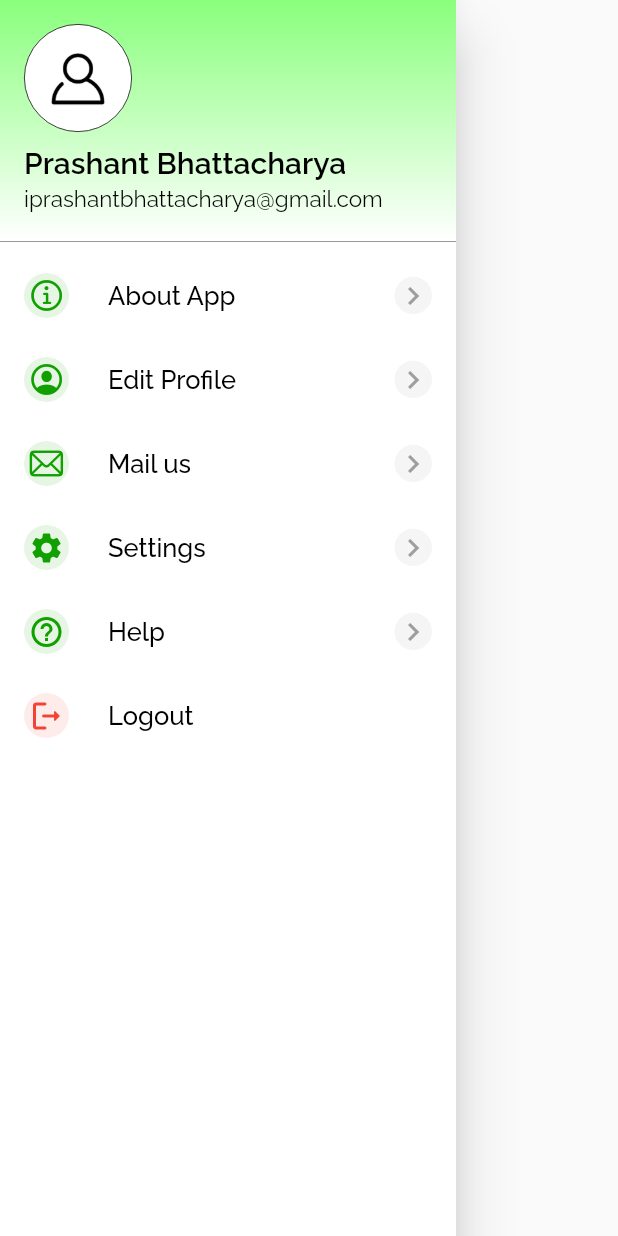
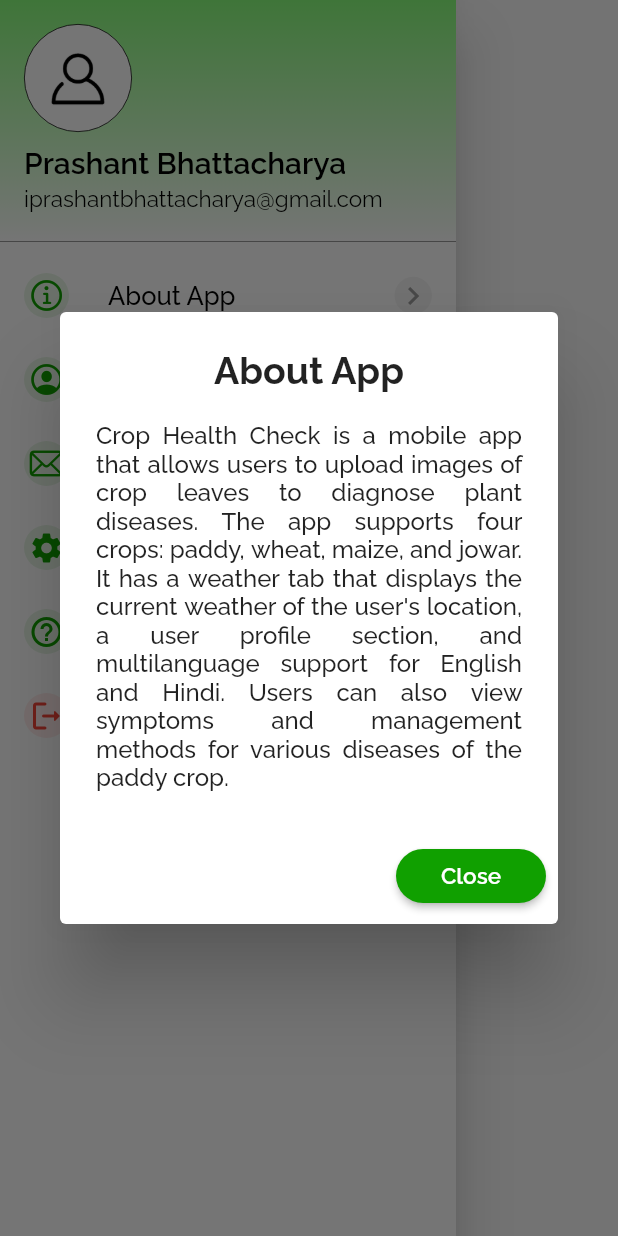
Before and after one commit to Om25091210/IIIT-CropAPP, a Flutter app: the DrawerWidget widget shown alone on an empty page, opened directly, after a tap on "About App", on a phone screen of 412 x 824 dp. Run offline on Flutter 3.47's test engine with Material 2 defaults, Android fonts, the light colour scheme and no system bars; our stand-ins replace audioplayers, firebase_core, flutter_otp_text_field, flutter_svg, geocoding, geolocator and 8 more; accounts and stored records are empty; project files that could hold a hidden picture were left out.

Commit message:
About-App-Dialogue Added

```diff
--- a/assets/language/en.json
+++ b/assets/language/en.json
@@ -54,7 +54,6 @@
     "edit_profile": "Edit Profile",
     "settings": "Settings",
     "user_management": "User Management",
-    "information": "Information",
     "logout": "Logout",
     "today": "Today",
     "upcoming_days": "Upcoming Days",
@@ -191,5 +190,6 @@
     "uploaded_image": "Uploaded Image",
     "disease_image": "Disease Image",
     "tap_to_play": "Tap to Play",
-    "tap_to_stop": "Tap to Stop"
+    "tap_to_stop": "Tap to Stop",
+    "close": "Close"
 }
--- a/assets/language/hi.json
+++ b/assets/language/hi.json
@@ -54,7 +54,6 @@
     "edit_profile": "प्रोफ़ाइल संपादित करें",
     "settings": "समायोजन",
     "user_management": "प्रयोक्ता प्रबंधन",
-    "information": "जानकारी",
     "logout": "लॉग आउट",
     "today": "आज",
     "upcoming_days": "आने वाले दिन",
@@ -191,5 +190,6 @@
     "uploaded_image": "अपलोड की गई छवि",
     "disease_image": "रोग की छवि",
     "tap_to_play": "ऑडियो चलाएं",
-    "tap_to_stop": "ऑडियो बंद करे "
+    "tap_to_stop": "ऑडियो बंद करे ",
+    "close": "बंद करें"
 }
--- a/lib/widgets/drawer_widget.dart
+++ b/lib/widgets/drawer_widget.dart
@@ -59,7 +59,47 @@ class DrawerWidget extends StatelessWidget {
             DrawerElement(
               icon: CupertinoIcons.info,
               name: 'about_app'.tr,
-              onPress: () {},
+              onPress: () {
+                showDialog(
+                  context: context,
+                  builder: (context) {
+                    return AlertDialog(
+                      title: Center(
+                        child: Text(
+                          'about_app'.tr,
+                          style: GoogleFonts.raleway(
+                            fontWeight: FontWeight.bold, fontSize: 25
+                          ),
+                        )
+                      ),
+                      content: Text(
+                        'app_desc'.tr,
+                        style: GoogleFonts.raleway(
+                            fontWeight: FontWeight.w500, fontSize: 16
+                        ),
+                        textAlign: TextAlign.justify,
+                      ),
+                      actions: [
+                        ElevatedButton(
+                          style: ElevatedButton.styleFrom(
+                            primary: const Color.fromARGB(255, 16, 160, 0),
+                            shape: RoundedRectangleBorder(
+                                borderRadius: BorderRadius.circular(50)),
+                            fixedSize: const Size(100, 30)),
+                          child: Text(
+                            'close'.tr,
+                            style: GoogleFonts.raleway(
+                              fontSize: 15, fontWeight: FontWeight.w600
+                            ),
+                          ),
+                          onPressed: () {
+                            Navigator.of(context).pop();
+                          },
+                        ),
+                      ],
+                    );
+                  });
+              },
               endIcon: true,
             ),
             DrawerElement(
```
Also changed, not shown: lib/screens/HomePages/third_homepage.dart (+42 -4 lines).
